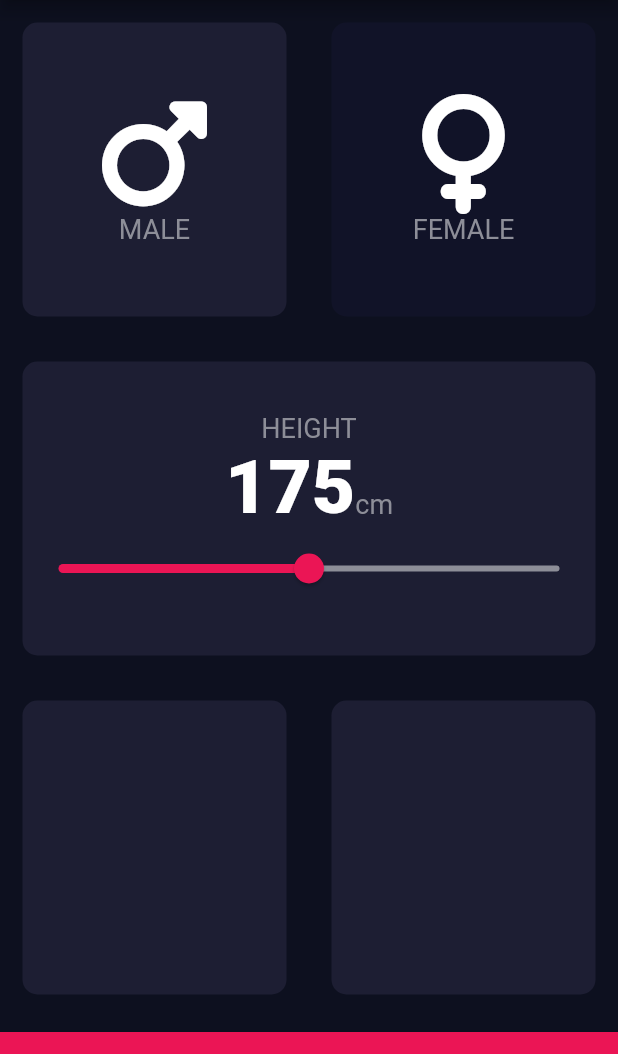
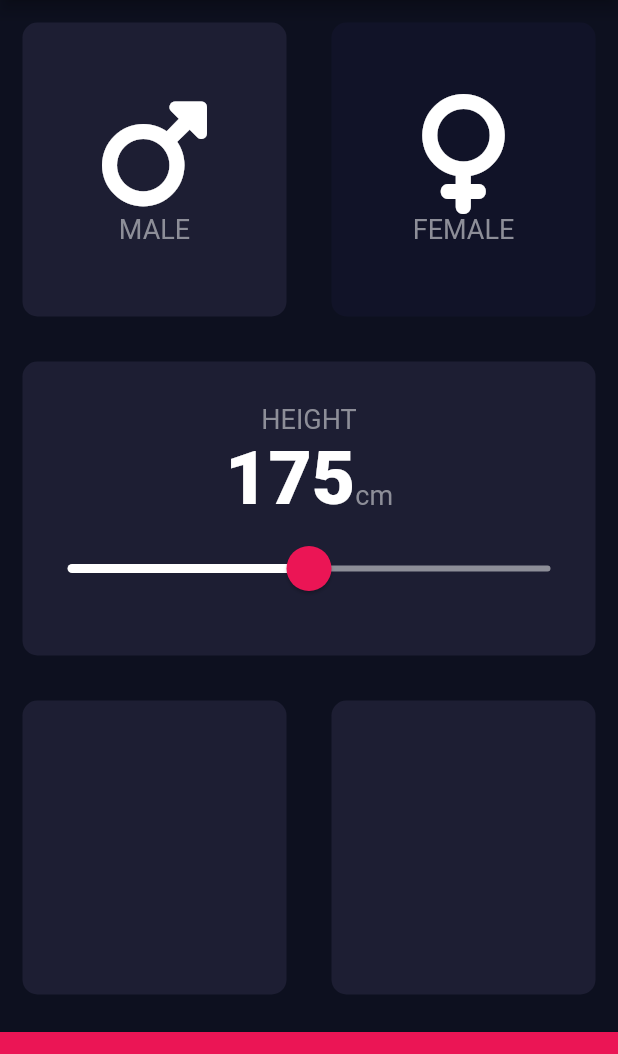
Before and after one commit to ArturAssisComp/bmi-calculator, a Flutter app: the screen it shows after launch, on a phone screen of 412 x 824 dp, the part 84-1138 px from its top. Run offline on Flutter 3.47's test engine with Material 2 defaults, Android fonts, the phone set to English and light mode, and no system bars; our stand-ins replace font_awesome_flutter.

Commit message:
Implement slider theme and add it to the main theme.

```diff
--- a/lib/constants.dart
+++ b/lib/constants.dart
@@ -4,8 +4,10 @@ import 'package:flutter/material.dart';
 const Color kDefaultCardColor = Color(0xFF1D1E33);
 const Color kInactiveCardColor = Color(0xFF111328);
 const Color kBottomContainerColor = Color(0xFFEB1555);
-const Color kSliderActiveColor = Color(0xFFEB1555);
 const Color kSliderInactiveColor = Color(0xFF8D8E98);
+const Color kSliderActiveTrackColor = Colors.white;
+const Color kSliderThumbColor = Color(0xFFEB1555);
+const Color kSliderOverlayColor = Color(0x29EB1555);
 
 const double kBottomContainerHeight = 80.0;
 
--- a/lib/input_page.dart
+++ b/lib/input_page.dart
@@ -101,8 +101,6 @@ class _InputPageState extends State<InputPage> {
                     value: _height.toDouble(),
                     min: kMinHeight.toDouble(),
                     max: kMaxHeight.toDouble(),
-                    activeColor: kSliderActiveColor,
-                    inactiveColor: kSliderInactiveColor,
                     onChanged: (double selectedValue) {
                       setState(() {
                         _height = selectedValue.round();
--- a/lib/main.dart
+++ b/lib/main.dart
@@ -14,7 +14,7 @@ class MyApp extends StatelessWidget {
   Widget build(BuildContext context) {
     return MaterialApp(
       title: 'BMI Calculator',
-      theme: mainTheme,
+      theme: generateTheme(context: context),
       home: const InputPage(title: 'BMI Calculator'),
     );
   }
--- a/lib/themes.dart
+++ b/lib/themes.dart
@@ -1,9 +1,30 @@
 //Custom themes:
 import 'package:flutter/material.dart';
+import 'package:bmi_calculator/constants.dart';
 
-final ThemeData mainTheme = ThemeData.dark().copyWith(
-  scaffoldBackgroundColor: const Color(0xFF0D101F),
-  colorScheme: ColorScheme.fromSwatch().copyWith(
-    primary: const Color(0xFF0F1224),
-  ),
-);
+enum ThemeType {
+  main,
+}
+
+ThemeData generateTheme(
+    {required BuildContext context, ThemeType type = ThemeType.main}) {
+  switch (type) {
+    case ThemeType.main:
+      return ThemeData.dark().copyWith(
+        sliderTheme: SliderTheme.of(context).copyWith(
+          inactiveTrackColor: kSliderInactiveColor,
+          activeTrackColor: kSliderActiveTrackColor,
+          thumbColor: kSliderThumbColor,
+          overlayColor: kSliderOverlayColor,
+          thumbShape: const RoundSliderThumbShape(enabledThumbRadius: 15),
+          overlayShape: const RoundSliderOverlayShape(overlayRadius: 30),
+        ),
+        scaffoldBackgroundColor: const Color(0xFF0D101F),
+        colorScheme: ColorScheme.fromSwatch().copyWith(
+          primary: const Color(0xFF0F1224),
+        ),
+      );
+    default:
+      return ThemeData.light();
+  }
+}
```
